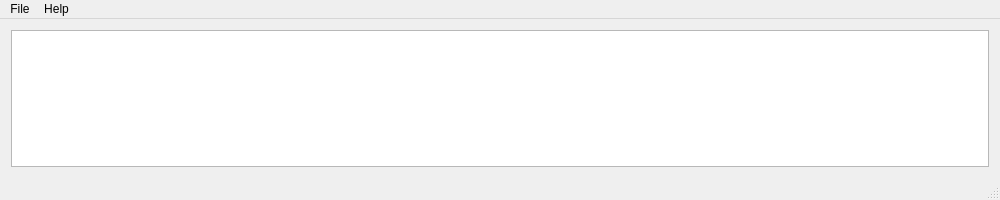
This is src/ui/mainwindow.ui in DoumanAsh/parser_waifu as Qt 5 draws it before an edit. The edited form follows.
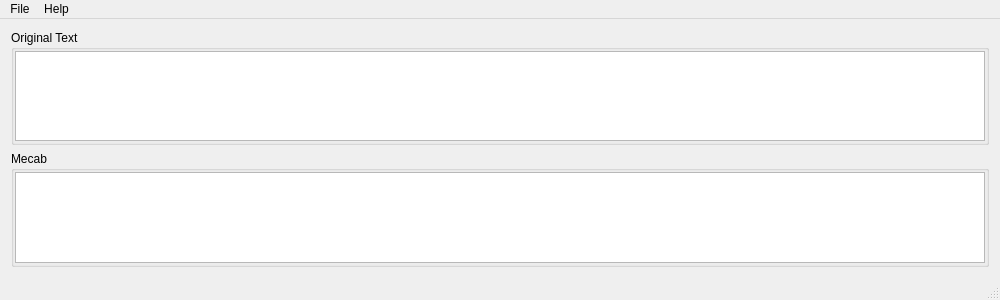
This is the edited form.

Commit message: Integrate Mecab into build

The edit to the form file:
```diff
--- a/src/ui/mainwindow.ui
+++ b/src/ui/mainwindow.ui
@@ -7,14 +7,41 @@
     <x>0</x>
     <y>0</y>
     <width>1000</width>
-    <height>200</height>
+    <height>300</height>
    </rect>
   </property>
+  <property name="minimumSize">
+   <size>
+    <width>300</width>
+    <height>300</height>
+   </size>
+  </property>
   <property name="windowTitle">
    <string>Parser Waifu</string>
   </property>
   <widget class="QWidget" name="centralWidget">
+   <layout class="QGridLayout" name="gridLayout">
+    <property name="sizeConstraint">
+     <enum>QLayout::SetNoConstraint</enum>
+    </property>
+    <item row="0" column="0">
+     <widget class="QGroupBox" name="original_box">
+      <property name="title">
+       <string>Original Text</string>
+      </property>
    <layout class="QVBoxLayout" name="verticalLayout">
+       <property name="leftMargin">
+        <number>1</number>
+       </property>
+       <property name="topMargin">
+        <number>1</number>
+       </property>
+       <property name="rightMargin">
+        <number>1</number>
+       </property>
+       <property name="bottomMargin">
+        <number>1</number>
+       </property>
     <item>
      <widget class="QTextEdit" name="original_text">
       <property name="font">
@@ -25,6 +52,37 @@
       <property name="readOnly">
        <bool>true</bool>
       </property>
+        </widget>
+       </item>
+      </layout>
+     </widget>
+    </item>
+    <item row="1" column="0">
+     <widget class="QGroupBox" name="mecab_box">
+      <property name="title">
+       <string>Mecab</string>
+      </property>
+      <layout class="QVBoxLayout" name="verticalLayout_2">
+       <property name="leftMargin">
+        <number>1</number>
+       </property>
+       <property name="topMargin">
+        <number>1</number>
+       </property>
+       <property name="rightMargin">
+        <number>1</number>
+       </property>
+       <property name="bottomMargin">
+        <number>1</number>
+       </property>
+       <item>
+        <widget class="QTextEdit" name="mecab_text">
+         <property name="readOnly">
+          <bool>true</bool>
+         </property>
+        </widget>
+       </item>
+      </layout>
      </widget>
     </item>
    </layout>
```
Lines whose indentation alone changed are shown as unchanged. The commit also changes 75 other files.
